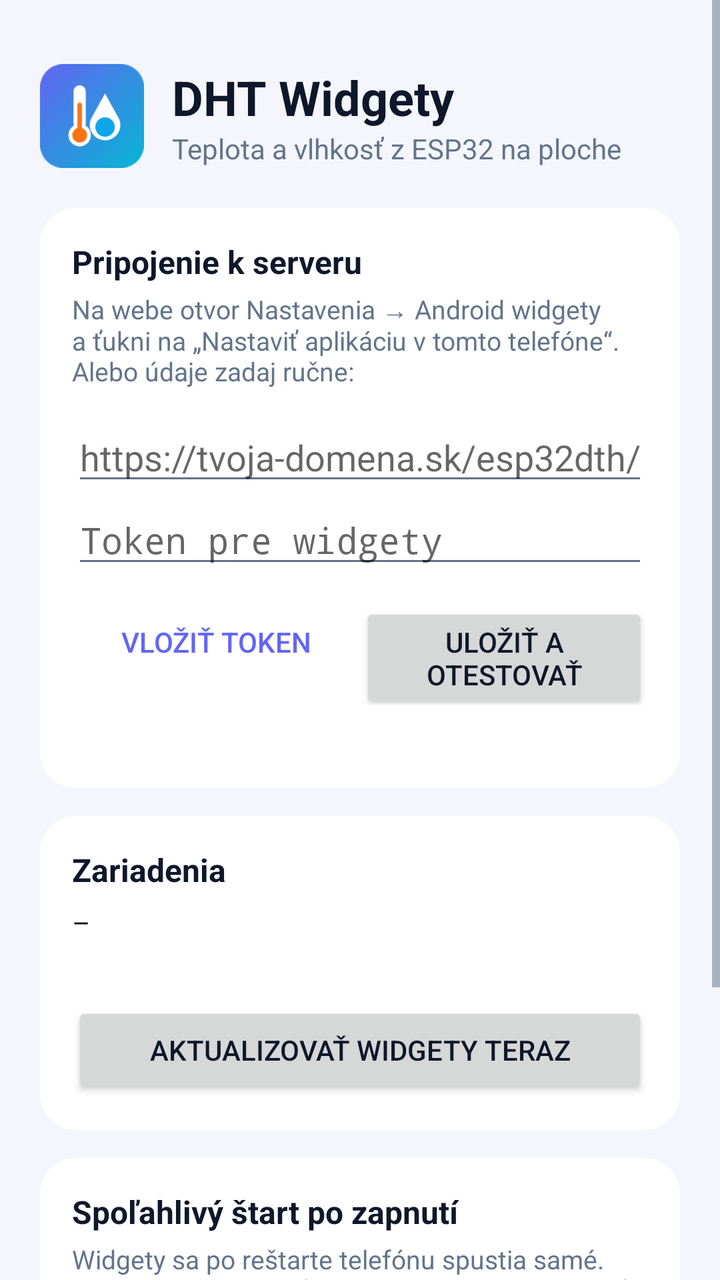
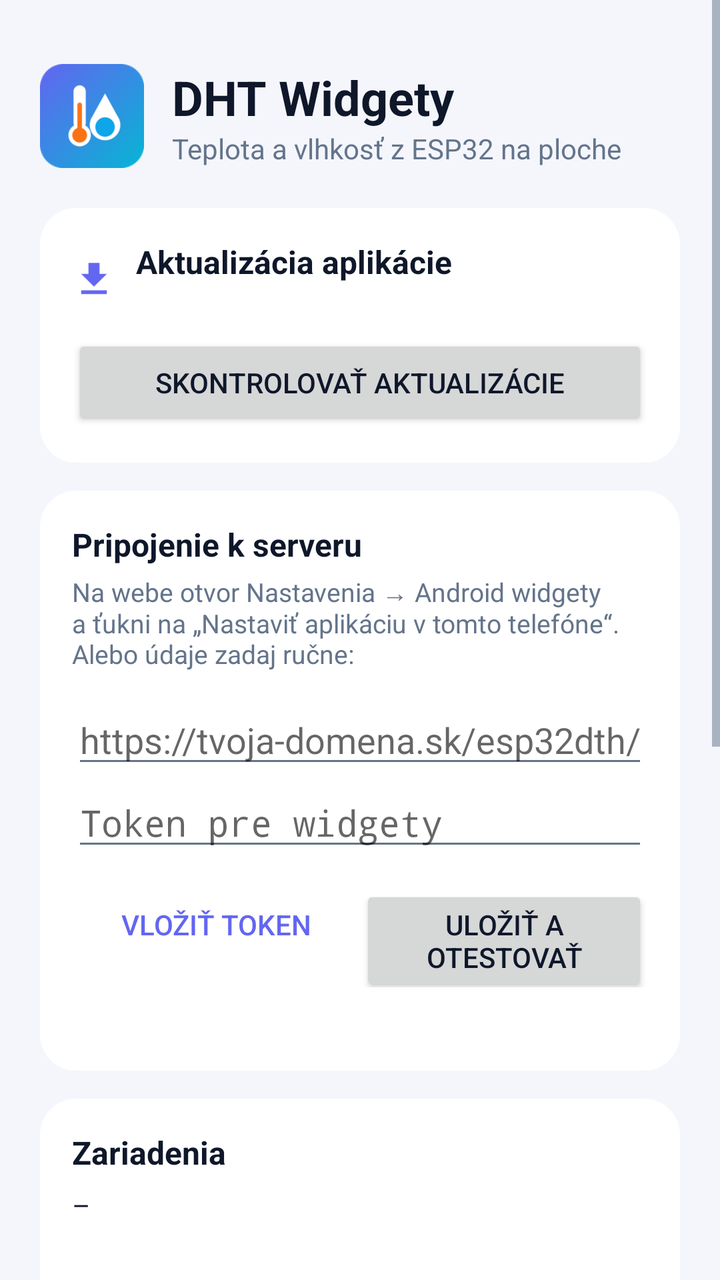

The first picture is an Android layout as it rendered before a commit; the second is the same layout after the commit. The layout source and the unified diff follow.
<!-- AndroidManifest.xml: application theme AppTheme -->
<!-- res/layout/activity_settings.xml -->
<?xml version="1.0" encoding="utf-8"?>
<ScrollView xmlns:android="http://schemas.android.com/apk/res/android"
    android:layout_width="match_parent" android:layout_height="match_parent" android:fillViewport="true">
    <LinearLayout android:layout_width="match_parent" android:layout_height="wrap_content"
        android:orientation="vertical" android:padding="20dp">

        <LinearLayout android:layout_width="match_parent" android:layout_height="wrap_content"
            android:gravity="center_vertical" android:layout_marginTop="12dp" android:layout_marginBottom="20dp">
            <ImageView android:layout_width="52dp" android:layout_height="52dp" android:src="@mipmap/ic_launcher" />
            <LinearLayout android:layout_width="wrap_content" android:layout_height="wrap_content"
                android:orientation="vertical" android:layout_marginStart="14dp">
                <TextView android:layout_width="wrap_content" android:layout_height="wrap_content"
                    android:text="DHT Widgety" android:textSize="24sp" android:textStyle="bold" android:textColor="@color/text" />
                <TextView android:layout_width="wrap_content" android:layout_height="wrap_content"
                    android:text="Teplota a vlhkosť z ESP32 na ploche" android:textColor="@color/muted" />
            </LinearLayout>
        </LinearLayout>

        <LinearLayout android:layout_width="match_parent" android:layout_height="wrap_content" android:orientation="vertical"
            android:background="@drawable/bg_card_theme" android:padding="16dp">
            <TextView android:layout_width="wrap_content" android:layout_height="wrap_content" android:text="Pripojenie k serveru"
                android:textStyle="bold" android:textSize="16sp" android:textColor="@color/text" />
            <TextView android:layout_width="wrap_content" android:layout_height="wrap_content" android:layout_marginTop="4dp"
                android:text="Na webe otvor Nastavenia → Android widgety a ťukni na „Nastaviť aplikáciu v tomto telefóne“. Alebo údaje zadaj ručne:"
                android:textColor="@color/muted" android:textSize="13sp" />
            <EditText android:id="@+id/eServer" android:layout_width="match_parent" android:layout_height="wrap_content"
                android:layout_marginTop="12dp" android:hint="https://tvoja-domena.sk/esp32dth/" android:inputType="textUri"
                android:importantForAutofill="no" android:singleLine="true" />
            <EditText android:id="@+id/eToken" android:layout_width="match_parent" android:layout_height="wrap_content"
                android:hint="Token pre widgety" android:inputType="textVisiblePassword" android:fontFamily="monospace"
                android:importantForAutofill="no" android:singleLine="true" />
            <LinearLayout android:layout_width="match_parent" android:layout_height="wrap_content" android:layout_marginTop="8dp">
                <Button android:id="@+id/bPaste" android:layout_width="0dp" android:layout_weight="1" android:layout_height="wrap_content"
                    android:text="Vložiť token" style="@android:style/Widget.Material.Button.Borderless.Colored" />
                <Button android:id="@+id/bSave" android:layout_width="0dp" android:layout_weight="1" android:layout_height="wrap_content"
                    android:text="Uložiť a otestovať" />
            </LinearLayout>
            <TextView android:id="@+id/tStatus" android:layout_width="match_parent" android:layout_height="wrap_content"
                android:layout_marginTop="8dp" android:textColor="@color/muted" android:textSize="13sp" />
        </LinearLayout>

        <LinearLayout android:layout_width="match_parent" android:layout_height="wrap_content" android:orientation="vertical"
            android:background="@drawable/bg_card_theme" android:padding="16dp" android:layout_marginTop="14dp">
            <TextView android:layout_width="wrap_content" android:layout_height="wrap_content" android:text="Zariadenia"
                android:textStyle="bold" android:textSize="16sp" android:textColor="@color/text" />
            <TextView android:id="@+id/tDevices" android:layout_width="match_parent" android:layout_height="wrap_content"
                android:layout_marginTop="6dp" android:textColor="@color/text" android:lineSpacingExtra="4dp" android:text="–" />
            <TextView android:id="@+id/tSchedule" android:layout_width="match_parent" android:layout_height="wrap_content"
                android:layout_marginTop="8dp" android:textColor="@color/muted" android:textSize="12sp" />
            <Button android:id="@+id/bRefresh" android:layout_width="match_parent" android:layout_height="wrap_content"
                android:layout_marginTop="6dp" android:text="Aktualizovať widgety teraz" />
        </LinearLayout>

        <LinearLayout android:layout_width="match_parent" android:layout_height="wrap_content" android:orientation="vertical"
            android:background="@drawable/bg_card_theme" android:padding="16dp" android:layout_marginTop="14dp">
            <TextView android:layout_width="wrap_content" android:layout_height="wrap_content" android:text="Spoľahlivý štart po zapnutí"
                android:textStyle="bold" android:textSize="16sp" android:textColor="@color/text" />
            <TextView android:layout_width="wrap_content" android:layout_height="wrap_content" android:layout_marginTop="4dp"
                android:text="Widgety sa po reštarte telefónu spustia samé. Niektorí výrobcovia (Xiaomi, Huawei, Samsung…) to však blokujú – povoľ preto aplikácii prácu na pozadí."
                android:textColor="@color/muted" android:textSize="13sp" />
            <Button android:id="@+id/bBattery" android:layout_width="match_parent" android:layout_height="wrap_content"
                android:layout_marginTop="8dp" android:text="Vypnúť obmedzenie batérie" />
            <Button android:id="@+id/bAutostart" android:layout_width="match_parent" android:layout_height="wrap_content"
                android:text="Povoliť automatické spustenie" android:visibility="gone" />
        </LinearLayout>

        <TextView android:layout_width="match_parent" android:layout_height="wrap_content" android:layout_marginTop="18dp"
            android:text="Ako pridať widget: podrž prst na ploche → Widgety → DHT Widgety → vyber jeden z 10 vzhľadov."
            android:textColor="@color/muted" android:textSize="13sp" android:gravity="center" />
    </LinearLayout>
</ScrollView>
<!-- resources referenced by this layout -->
<resources>
  <color name="muted">#64748B</color>
  <color name="text">#0F172A</color>
  <!-- drawable bg_card_theme (drawable) -->
  <?xml version="1.0" encoding="utf-8"?>
  <shape xmlns:android="http://schemas.android.com/apk/res/android" android:shape="rectangle">
      <solid android:color="@color/card" />
      <corners android:radius="18dp" />
  </shape>
  <!-- mipmap ic_launcher: png bitmap (mipmap-hdpi, 5623 bytes) -->
  <style name="AppTheme" parent="@android:style/Theme.Material.Light.NoActionBar">
          <item name="android:colorPrimary">#6366F1</item>
          <item name="android:colorPrimaryDark">#4F46E5</item>
          <item name="android:colorAccent">#6366F1</item>
          <item name="android:windowBackground">#F4F6FB</item>
          <item name="android:statusBarColor">#F4F6FB</item>
          <item name="android:windowLightStatusBar">true</item>
          <item name="android:textColorPrimary">#0F172A</item>
          <item name="android:textColorSecondary">#64748B</item>
      </style>
  <color name="card">#FFFFFF</color>
</resources>

<!-- the commit's change to res/layout/activity_settings.xml (unified diff, before → after) -->
@@ -14,6 +14,23 @@
                 <TextView android:layout_width="wrap_content" android:layout_height="wrap_content"
                     android:text="Teplota a vlhkosť z ESP32 na ploche" android:textColor="@color/muted" />
             </LinearLayout>
+        </LinearLayout>
+
+        <LinearLayout android:id="@+id/cardUpdate" android:layout_width="match_parent" android:layout_height="wrap_content" android:orientation="vertical"
+            android:background="@drawable/bg_card_theme" android:padding="16dp" android:layout_marginBottom="14dp">
+            <LinearLayout android:layout_width="match_parent" android:layout_height="wrap_content" android:gravity="center_vertical">
+                <ImageView android:layout_width="22dp" android:layout_height="22dp" android:src="@drawable/ic_download" android:tint="#6366F1" />
+                <LinearLayout android:layout_width="0dp" android:layout_weight="1" android:layout_height="wrap_content" android:orientation="vertical" android:layout_marginStart="10dp">
+                    <TextView android:layout_width="wrap_content" android:layout_height="wrap_content" android:text="Aktualizácia aplikácie"
+                        android:textStyle="bold" android:textSize="16sp" android:textColor="@color/text" />
+                    <TextView android:id="@+id/tVersion" android:layout_width="wrap_content" android:layout_height="wrap_content"
+                        android:textColor="@color/muted" android:textSize="13sp" />
+                </LinearLayout>
+            </LinearLayout>
+            <ProgressBar android:id="@+id/pUpdate" style="@android:style/Widget.Material.ProgressBar.Horizontal" android:layout_width="match_parent"
+                android:layout_height="wrap_content" android:layout_marginTop="8dp" android:max="100" android:visibility="gone" />
+            <Button android:id="@+id/bUpdate" android:layout_width="match_parent" android:layout_height="wrap_content"
+                android:layout_marginTop="8dp" android:text="Skontrolovať aktualizácie" />
         </LinearLayout>
 
         <LinearLayout android:layout_width="match_parent" android:layout_height="wrap_content" android:orientation="vertical"
@@ -53,6 +70,17 @@
 
         <LinearLayout android:layout_width="match_parent" android:layout_height="wrap_content" android:orientation="vertical"
             android:background="@drawable/bg_card_theme" android:padding="16dp" android:layout_marginTop="14dp">
+            <TextView android:layout_width="wrap_content" android:layout_height="wrap_content" android:text="Moje widgety"
+                android:textStyle="bold" android:textSize="16sp" android:textColor="@color/text" />
+            <TextView android:layout_width="wrap_content" android:layout_height="wrap_content" android:layout_marginTop="4dp"
+                android:text="Ťukni na widget a zmeň zariadenie alebo zobrazené údaje (adresa, čas, dátum, rosný bod…)."
+                android:textColor="@color/muted" android:textSize="13sp" />
+            <LinearLayout android:id="@+id/widgetList" android:layout_width="match_parent" android:layout_height="wrap_content"
+                android:orientation="vertical" android:layout_marginTop="6dp" />
+        </LinearLayout>
+
+        <LinearLayout android:layout_width="match_parent" android:layout_height="wrap_content" android:orientation="vertical"
+            android:background="@drawable/bg_card_theme" android:padding="16dp" android:layout_marginTop="14dp">
             <TextView android:layout_width="wrap_content" android:layout_height="wrap_content" android:text="Spoľahlivý štart po zapnutí"
                 android:textStyle="bold" android:textSize="16sp" android:textColor="@color/text" />
             <TextView android:layout_width="wrap_content" android:layout_height="wrap_content" android:layout_marginTop="4dp"
<!-- resource entries referenced after the edit -->
@@ -8,6 +8,11 @@
       <solid android:color="@color/card" />
       <corners android:radius="18dp" />
   </shape>
+  <!-- drawable ic_download (drawable) -->
+  <?xml version="1.0" encoding="utf-8"?>
+  <vector xmlns:android="http://schemas.android.com/apk/res/android" android:width="24dp" android:height="24dp" android:viewportWidth="24" android:viewportHeight="24">
+      <path android:fillColor="#FFFFFFFF" android:pathData="M19,9h-4V3H9v6H5l7,7 7,-7zM5,18v2h14v-2H5z" />
+  </vector>
   <!-- mipmap ic_launcher: png bitmap (mipmap-hdpi, 5623 bytes) -->
   <style name="AppTheme" parent="@android:style/Theme.Material.Light.NoActionBar">
           <item name="android:colorPrimary">#6366F1</item>
